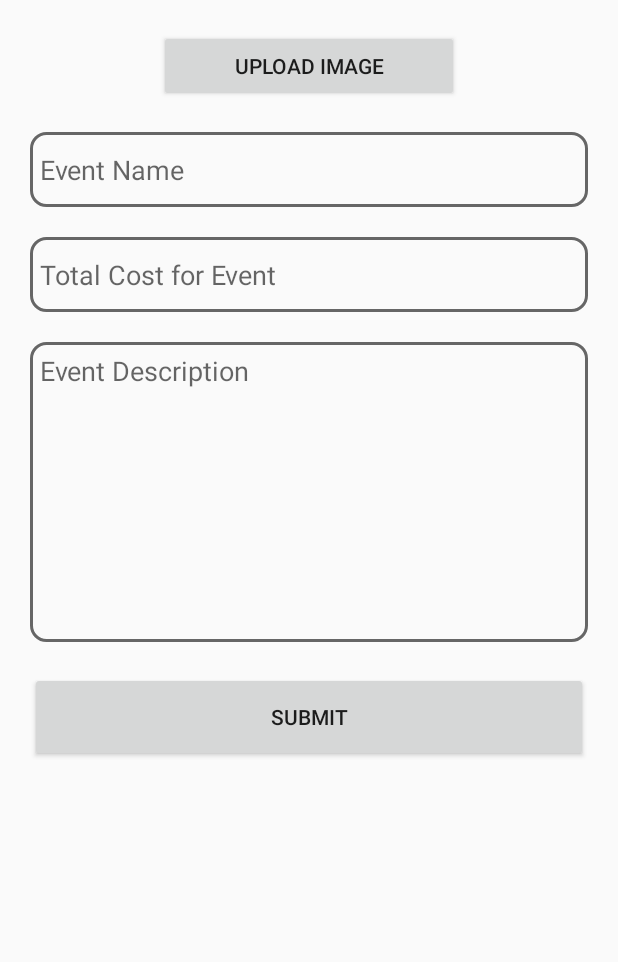
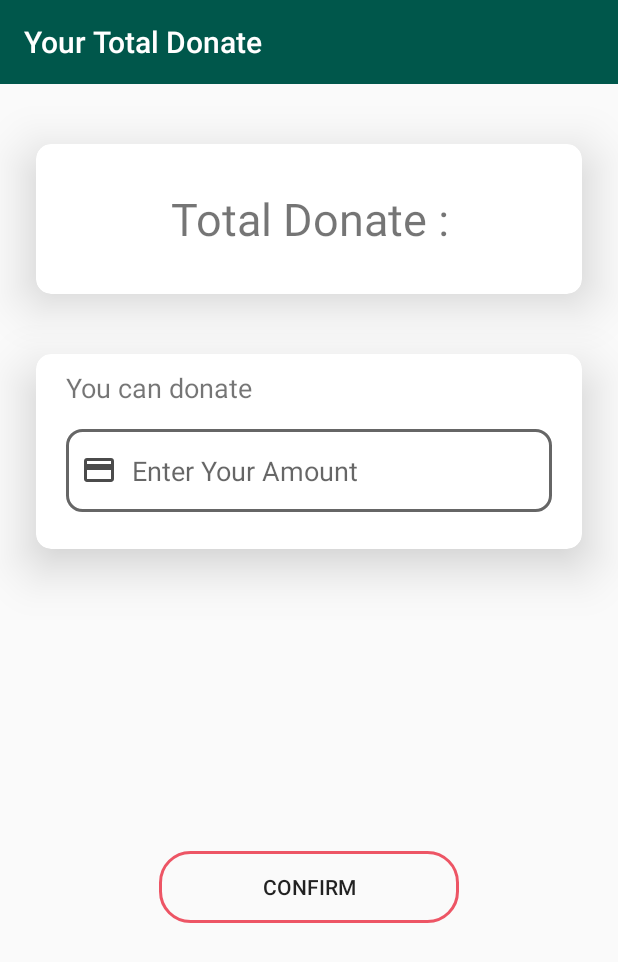
Before and after one commit to wahid8080/Co-operative-Society-master, an Android app: the screen it shows after launch (EventUpload before the commit, MyDonate after it), on a phone screen of 412 x 824 dp. Shown: the top 962 px of the screen. Run offline under Robolectric (Android 15) with nearby library versions, the phone set to English and light mode, and no system bars.

Commit message:
1st commit

```diff
--- a/app/src/main/AndroidManifest.xml
+++ b/app/src/main/AndroidManifest.xml
@@ -11,7 +11,8 @@
         android:roundIcon="@mipmap/ic_launcher_round"
         android:supportsRtl="true"
         android:theme="@style/AppTheme">
-        <activity android:name=".Payment"></activity>
+        <activity android:name=".EventUpload"></activity>
+        <activity android:name=".Payment" />
         <activity android:name=".MainActivitys.DonateActivity" />
         <activity android:name=".MainActivitys.MainActivity" />
         <activity android:name=".DoYouWantToDonate" />
@@ -25,7 +26,7 @@
         <activity android:name=".UploadYourInformation" />
         <activity android:name=".Registration" />
         <activity android:name=".Login" />
-        <activity android:name=".EventUpload">
+        <activity android:name=".MainActivitys.MyDonate">
             <intent-filter>
                 <action android:name="android.intent.action.MAIN" />
 
--- a/app/src/main/java/com/example/cooperativesociety/MainActivitys/EventsActivity.java
+++ b/app/src/main/java/com/example/cooperativesociety/MainActivitys/EventsActivity.java
@@ -41,7 +41,6 @@ public class EventsActivity extends AppCompatActivity {
                 for (DataSnapshot dataSnapshot1:dataSnapshot.getChildren()){
 
                     EventModelClass m = dataSnapshot1.getValue(EventModelClass.class);
-
                     eventModelClassArrayList.add(m);
                 }
 
--- a/app/src/main/java/com/example/cooperativesociety/MainActivitys/MainActivity.java
+++ b/app/src/main/java/com/example/cooperativesociety/MainActivitys/MainActivity.java
@@ -21,9 +21,11 @@ public class MainActivity extends AppCompatActivity {
     }
 
     public void Donate(View view) {
+
     }
 
     public void Logout(View view) {
+
     }
 
     public void TotalMember(View view) {
--- /dev/null
+++ b/app/src/main/java/com/example/cooperativesociety/MainActivitys/MyDonate.java
@@ -0,0 +1,33 @@
+package com.example.cooperativesociety.MainActivitys;
+
+import android.os.Build;
+import android.support.annotation.RequiresApi;
+import android.support.v7.app.AppCompatActivity;
+import android.os.Bundle;
+import android.support.v7.widget.Toolbar;
+import android.view.View;
+
+import com.example.cooperativesociety.R;
+
+public class MyDonate extends AppCompatActivity {
+
+    Toolbar mActionBarToolbar;
+
+    @RequiresApi(api = Build.VERSION_CODES.M)
+    @Override
+    protected void onCreate(Bundle savedInstanceState) {
+        super.onCreate(savedInstanceState);
+        setContentView(R.layout.activity_my_donate);
+
+        mActionBarToolbar = findViewById(R.id.toolbar_actionbar);
+        mActionBarToolbar.setTitle("Your Total Donate");
+        mActionBarToolbar.setBackgroundColor(getColor(R.color.colorPrimaryDark));
+        mActionBarToolbar.getElevation();
+        setSupportActionBar(mActionBarToolbar);
+
+
+    }
+
+    public void confirm(View view) {
+    }
+}
--- a/app/src/main/java/com/example/cooperativesociety/UserProfile.java
+++ b/app/src/main/java/com/example/cooperativesociety/UserProfile.java
@@ -22,8 +22,8 @@ import com.google.firebase.database.ValueEventListener;
 
 public class UserProfile extends AppCompatActivity {
 
-    private TextView mName, mNID, mPhone, mEmail, mDateOfBirth;
-    private ImageView mUser_profile_photo;
+    private TextView mName, mNID, mPhone, mEmail, mAdderss;
+    private ImageView mUser_profile_photo,mUser_CoverPhoto;
     private FirebaseUser user;
 
     @Override
@@ -31,12 +31,13 @@ public class UserProfile extends AppCompatActivity {
         super.onCreate(savedInstanceState);
         setContentView(R.layout.activity_user_profile);
 
-        mName = findViewById(R.id.user_profile_name);
+        mName = findViewById(R.id.nameForUser);
         mNID = findViewById(R.id.textViewNIDid);
         mPhone = findViewById(R.id.textViewPhoneId);
         mEmail = findViewById(R.id.textViewEmailId);
-        mUser_profile_photo = findViewById(R.id.profileImageViewId);
-        mDateOfBirth = findViewById(R.id.textViewDateOfBirthId);
+        mUser_profile_photo = findViewById(R.id.OwnerProfileImageId);
+        mUser_CoverPhoto = findViewById(R.id.coverPicId);
+        mAdderss = findViewById(R.id.address);
         user = FirebaseAuth.getInstance().getCurrentUser();
         getData();
     }
@@ -54,9 +55,11 @@ public class UserProfile extends AppCompatActivity {
                 mEmail.setText("Email : " + userInformation.getEmail());
                 mPhone.setText("Phone Number : " + userInformation.getPhone());
                 mNID.setText("N ID : " + userInformation.getNid());
-                mDateOfBirth.setText("Date Of Birth : " + userInformation.getDateOfBirth());
+                mAdderss.setText("Address :  : " + userInformation.getDateOfBirth());
                 Bitmap bm = StringToBitMap(userInformation.getImageToString());
                 mUser_profile_photo.setImageBitmap(bm);
+                Bitmap bm2 = StringToBitMap(userInformation.getImageToString());
+                mUser_CoverPhoto.setImageBitmap(bm2);
             }
 
             @Override
--- a/app/src/main/res/layout/activity_login.xml
+++ b/app/src/main/res/layout/activity_login.xml
@@ -52,7 +52,7 @@
 
 
     <Button
-        android:textColor="#ffffff"
+        android:textColor="#7E3B3B"
         android:background="@drawable/button_background"
         android:id="@+id/buttonConfirmId"
         android:layout_width="match_parent"
@@ -67,7 +67,7 @@
         android:layout_marginTop="20dp"
         android:layout_below="@id/buttonConfirmId"
         android:text="Sing up"
-        android:textColor="#D94453"
+        android:textColor="#FF7E3B3B"
         android:layout_width="match_parent"
         android:layout_height="50dp"
         android:onClick="gotoSingupActivity"/>
--- /dev/null
+++ b/app/src/main/res/layout/activity_my_donate.xml
@@ -0,0 +1,106 @@
+<?xml version="1.0" encoding="utf-8"?>
+<android.support.constraint.ConstraintLayout xmlns:android="http://schemas.android.com/apk/res/android"
+    xmlns:app="http://schemas.android.com/apk/res-auto"
+    xmlns:tools="http://schemas.android.com/tools"
+    android:layout_width="match_parent"
+    android:layout_height="match_parent"
+    tools:context=".MainActivitys.MyDonate">
+
+    <android.support.v7.widget.Toolbar
+        android:id="@+id/toolbar_actionbar"
+        android:layout_width="match_parent"
+        android:layout_height="?actionBarSize"
+        app:titleTextColor="@color/colorWhite"
+        android:background="@null"
+        android:fitsSystemWindows="true"
+        app:layout_constraintEnd_toEndOf="parent"
+        app:layout_constraintStart_toStartOf="parent"
+        app:layout_constraintTop_toTopOf="parent" />
+
+    <android.support.v7.widget.CardView
+        android:id="@+id/cardView"
+        android:layout_width="match_parent"
+        android:layout_height="100dp"
+        android:layout_marginStart="24dp"
+        app:cardElevation="20dp"
+        android:layout_marginLeft="24dp"
+        android:layout_marginTop="40dp"
+        android:layout_marginEnd="24dp"
+        app:cardCornerRadius="10dp"
+        android:layout_marginRight="24dp"
+        app:layout_constraintEnd_toEndOf="parent"
+        app:layout_constraintHorizontal_bias="0.0"
+        app:layout_constraintStart_toStartOf="parent"
+        app:layout_constraintTop_toBottomOf="@+id/toolbar_actionbar">
+
+        <TextView
+            android:id="@+id/totalDonate"
+            android:layout_gravity="center"
+            android:gravity="center_horizontal"
+            android:textSize="30dp"
+            android:text="Total Donate :"
+            android:layout_width="match_parent"
+            android:layout_height="wrap_content" />
+
+    </android.support.v7.widget.CardView>
+
+    <android.support.v7.widget.CardView
+        android:id="@+id/cardView2"
+        android:layout_width="match_parent"
+        android:layout_height="130dp"
+        android:layout_marginStart="24dp"
+        android:layout_marginLeft="24dp"
+        android:layout_marginTop="40dp"
+        android:layout_marginEnd="24dp"
+        android:layout_marginRight="24dp"
+        android:orientation="vertical"
+        app:cardCornerRadius="10dp"
+        app:cardElevation="20dp"
+        app:layout_constraintEnd_toEndOf="parent"
+        app:layout_constraintHorizontal_bias="0.0"
+        app:layout_constraintStart_toStartOf="parent"
+        app:layout_constraintTop_toBottomOf="@+id/cardView">
+
+        <TextView
+            android:id="@+id/doyouwanttodonate"
+            android:layout_width="match_parent"
+            android:layout_height="wrap_content"
+            android:layout_marginLeft="20dp"
+            android:layout_marginTop="10dp"
+            android:text="You can donate"
+            android:textSize="18dp" />
+
+        <EditText
+            android:id="@+id/donateNow"
+            android:layout_width="match_parent"
+            android:layout_height="55dp"
+            android:layout_marginLeft="20dp"
+            android:layout_marginTop="50dp"
+            android:layout_marginRight="20dp"
+            android:layout_marginBottom="5dp"
+            android:background="@drawable/text_view_backgroiund2"
+            android:drawableLeft="@drawable/ic_credit_card_black_24dp"
+            android:drawablePadding="10dp"
+            android:hint="Enter Your Amount"
+            android:paddingLeft="10dp" />
+
+    </android.support.v7.widget.CardView>
+
+    <Button
+        android:onClick="confirm"
+        android:background="@drawable/button_background"
+        android:id="@+id/button"
+        android:layout_width="200dp"
+        android:layout_height="wrap_content"
+        android:layout_marginStart="8dp"
+        android:layout_marginLeft="8dp"
+        android:layout_marginEnd="8dp"
+        android:layout_marginRight="8dp"
+        android:layout_marginBottom="8dp"
+        android:text="Confirm"
+        app:layout_constraintBottom_toBottomOf="parent"
+        app:layout_constraintEnd_toEndOf="parent"
+        app:layout_constraintStart_toStartOf="parent"
+        app:layout_constraintTop_toBottomOf="@+id/cardView2" />
+
+</android.support.constraint.ConstraintLayout>
--- a/app/src/main/res/layout/activity_user_profile.xml
+++ b/app/src/main/res/layout/activity_user_profile.xml
@@ -111,6 +111,7 @@
                         android:orientation="vertical">
 
                         <TextView
+                            android:id="@+id/address"
                             android:layout_width="match_parent"
                             android:layout_height="wrap_content"
                             android:gravity="center_vertical"
@@ -175,6 +176,7 @@
                         android:orientation="vertical">
 
                         <TextView
+                            android:id="@+id/textViewPhoneId"
                             android:layout_width="match_parent"
                             android:layout_height="wrap_content"
                             android:gravity="center_vertical"
@@ -222,6 +224,7 @@
                         android:gravity="center_vertical">
 
                         <TextView
+                            android:id="@+id/textViewEmailId"
                             android:layout_width="match_parent"
                             android:layout_height="wrap_content"
                             android:text="wahid.nil.8080@gmail.com"
@@ -268,9 +271,10 @@
                         android:gravity="center_vertical">
 
                         <TextView
+                            android:id="@+id/textViewNIDid"
                             android:layout_width="match_parent"
                             android:layout_height="wrap_content"
-                            android:text="Daffodil international University"
+                            android:text="N ID"
                             android:textColor="@color/colorWhite"
                             android:textSize="18dp"
                             app:fontFamily="serif" />
```
